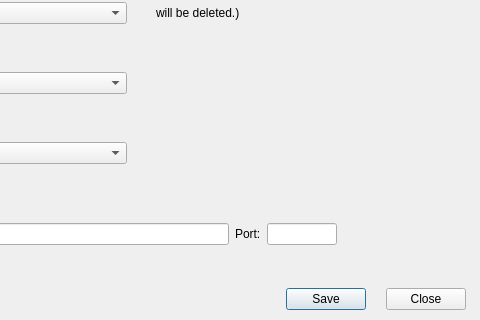
Old version of the form settings.ui in the repository hyperfield/yt-channel-downloader; both pictures show x 284 to 764 and y 192 to 512 of the 764 by 512 pixel window.
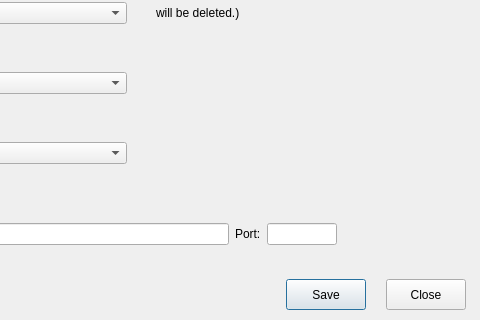
New version of the form.

Patch:
```diff
--- a/settings.ui
+++ b/settings.ui
@@ -17,9 +17,9 @@
    <property name="geometry">
     <rect>
      <x>570</x>
-     <y>480</y>
+     <y>471</y>
      <width>80</width>
-     <height>22</height>
+     <height>31</height>
     </rect>
    </property>
    <property name="text">
@@ -30,9 +30,9 @@
    <property name="geometry">
     <rect>
      <x>670</x>
-     <y>480</y>
+     <y>471</y>
      <width>80</width>
-     <height>22</height>
+     <height>31</height>
     </rect>
    </property>
    <property name="text">
```
